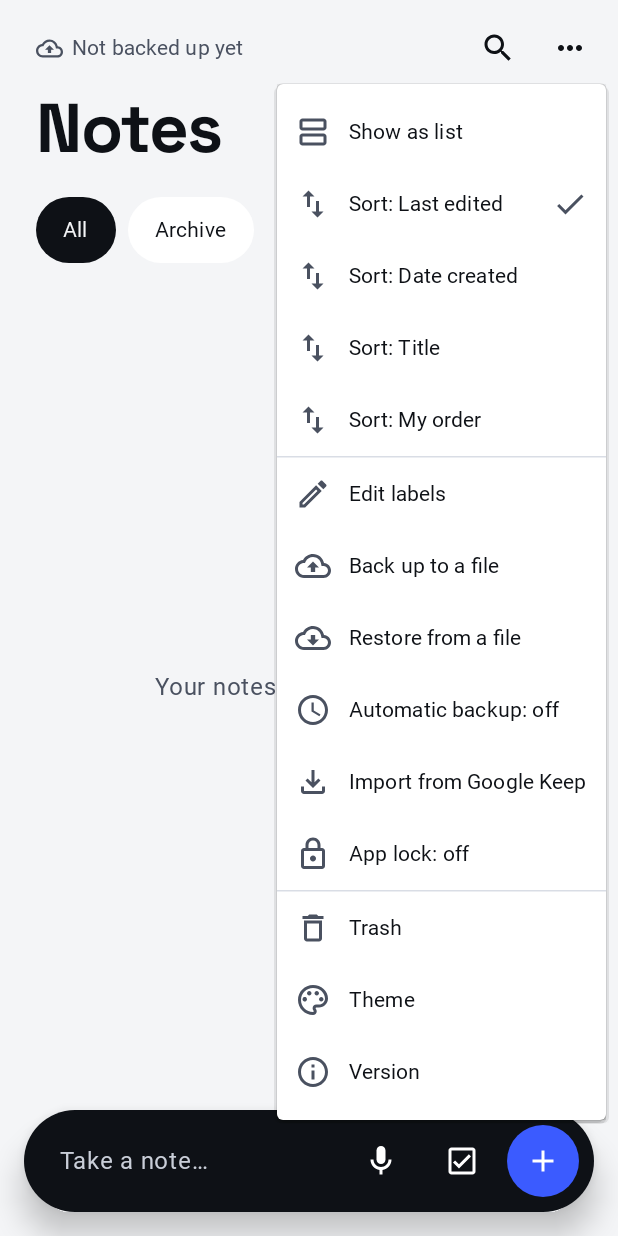
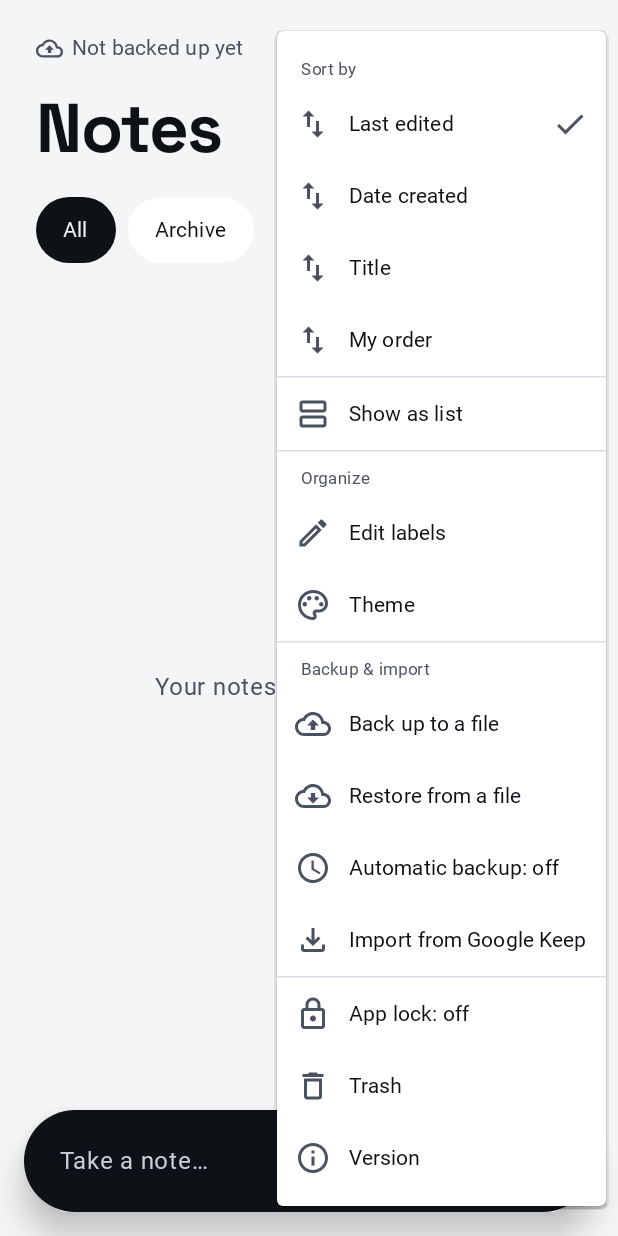
Before and after one commit to jt-coder321/personal-notes-app, an Android app built with Jetpack Compose: the screen it shows after launch (MainActivity), after a tap on "More", on a phone screen of 412 x 824 dp. Run offline under Robolectric (Android 15) with nearby library versions, the phone set to English and light mode, and no system bars; our stand-ins replace Room's generated code; libraries missing offline, so code that uses them is left out: sh.calvin.reorderable; Roboto replaces fonts that are not available here.

Commit message:
Organize overflow menu into labeled groups: sort, view, organize, backup and import

```diff
--- a/app/src/main/java/com/jt/notes/ui/HomeScreen.kt
+++ b/app/src/main/java/com/jt/notes/ui/HomeScreen.kt
@@ -265,13 +265,10 @@ fun HomeScreen(
                                 Icon(Icons.Outlined.MoreHoriz, contentDescription = "More")
                             }
                             DropdownMenu(expanded = menuOpen, onDismissRequest = { menuOpen = false }) {
-                                MenuRow(
-                                    if (grid) "Show as list" else "Show as grid",
-                                    if (grid) Icons.Outlined.ViewAgenda else Icons.Outlined.GridView,
-                                ) { menuOpen = false; vm.setGridView(!grid) }
+                                MenuSectionLabel("Sort by")
                                 Sort.entries.forEach { option ->
                                     DropdownMenuItem(
-                                        text = { Text("Sort: ${option.label}") },
+                                        text = { Text(option.label) },
                                         leadingIcon = { Icon(Icons.Outlined.SwapVert, contentDescription = null) },
                                         trailingIcon = {
                                             if (sort == option) Icon(Icons.Outlined.Check, contentDescription = "Selected")
@@ -279,6 +276,11 @@ fun HomeScreen(
                                         onClick = { menuOpen = false; vm.setSort(option) },
                                     )
                                 }
+                                HorizontalDivider()
+                                MenuRow(
+                                    if (grid) "Show as list" else "Show as grid",
+                                    if (grid) Icons.Outlined.ViewAgenda else Icons.Outlined.GridView,
+                                ) { menuOpen = false; vm.setGridView(!grid) }
                                 if (notes.isNotEmpty()) {
                                     MenuRow("Select notes", Icons.Outlined.Check) {
                                         menuOpen = false
@@ -287,7 +289,11 @@ fun HomeScreen(
                                     }
                                 }
                                 HorizontalDivider()
+                                MenuSectionLabel("Organize")
                                 MenuRow("Edit labels", Icons.Outlined.Edit) { menuOpen = false; showManageLabels = true }
+                                MenuRow("Theme", Icons.Outlined.Palette) { menuOpen = false; showThemeDialog = true }
+                                HorizontalDivider()
+                                MenuSectionLabel("Backup & import")
                                 MenuRow("Back up to a file", Icons.Outlined.CloudUpload) {
                                     menuOpen = false; showBackupDialog = true
                                 }
@@ -306,12 +312,11 @@ fun HomeScreen(
                                     toast("Pick the Google Takeout zip that contains your Keep notes")
                                     keepLauncher.launch(arrayOf("application/zip", "application/x-zip-compressed", "*/*"))
                                 }
+                                HorizontalDivider()
                                 MenuRow(if (lockOn) "App lock: on" else "App lock: off", Icons.Outlined.Lock) {
                                     menuOpen = false; toggleLock()
                                 }
-                                HorizontalDivider()
                                 MenuRow("Trash", Icons.Outlined.Delete) { menuOpen = false; vm.filter.value = Filter.Trash }
-                                MenuRow("Theme", Icons.Outlined.Palette) { menuOpen = false; showThemeDialog = true }
                                 MenuRow("Version " + appVersion(), Icons.Outlined.Info) { menuOpen = false }
                             }
                         }
@@ -651,6 +656,16 @@ private fun MenuRow(text: String, icon: ImageVector, onClick: () -> Unit) {
         text = { Text(text) },
         leadingIcon = { Icon(icon, contentDescription = null) },
         onClick = onClick,
+    )
+}
+
+@Composable
+private fun MenuSectionLabel(text: String) {
+    Text(
+        text,
+        style = MaterialTheme.typography.labelSmall,
+        color = LocalPalette.current.muted,
+        modifier = Modifier.padding(start = 16.dp, end = 16.dp, top = 10.dp, bottom = 4.dp),
     )
 }
 
```
